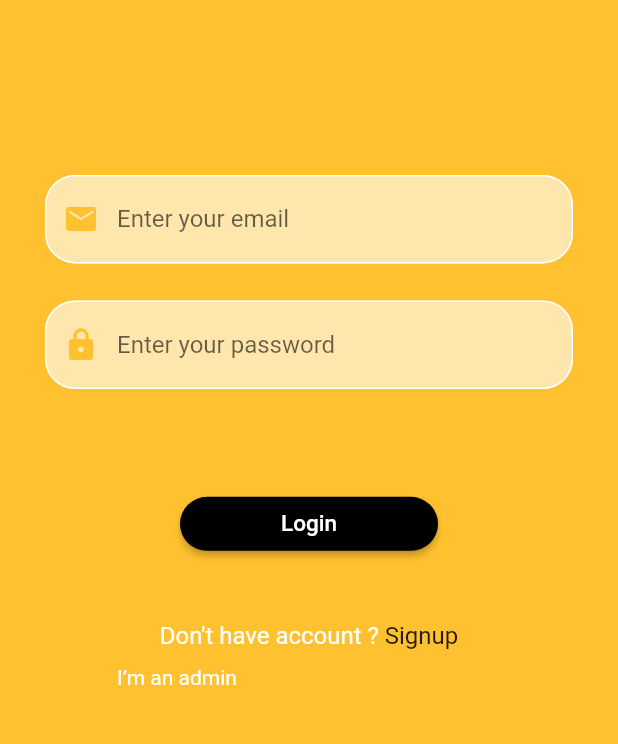
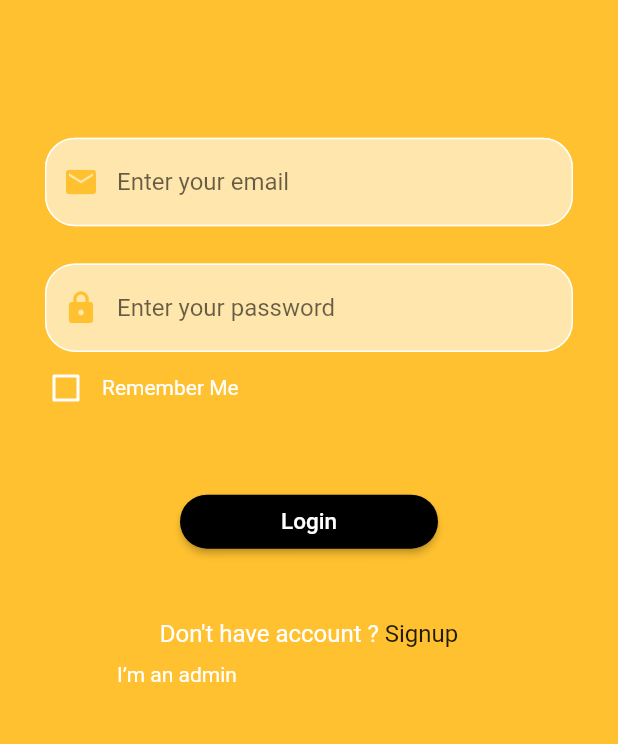
Before and after one commit to mohamedamousa153/buy_it, a Flutter app: the screen it shows after launch, on a phone screen of 412 x 824 dp, the part 338-1082 px from its top. Run offline on Flutter 3.47's test engine with Material 2 defaults, Android fonts, the phone set to English and light mode, and no system bars; drawn by our look-alikes of modal_progress_hud_nsn; our stand-ins replace cloud_firestore, firebase_auth, firebase_core, shared_preferences; accounts and stored records are empty.

Commit message:
Finishing the rest of the app

```diff
--- a/lib/constans.dart
+++ b/lib/constans.dart
@@ -18,3 +18,4 @@ const kOrders = "orders";
 const kOrderDetails = 'orderDetails';
 const kTotalPrice = "totalPrice";
 const kAddress = "address";
+const kIsRememberMe = "isRememberMe";
--- a/lib/main.dart
+++ b/lib/main.dart
@@ -1,13 +1,16 @@
 import 'package:firebase_core/firebase_core.dart';
 import 'package:flutter/material.dart';
 import 'package:provider/provider.dart';
+import 'package:shared_preferences/shared_preferences.dart';
 import 'package:shop/Provider/adminMode.dart';
 import 'package:shop/Provider/modelHud.dart';
+import 'package:shop/constans.dart';
 import 'package:shop/screens/admin/addProduct.dart';
 import 'package:shop/screens/admin/adminhome.dart';
 import 'package:shop/screens/admin/editProduct.dart';
 import 'package:shop/screens/admin/manageProduct.dart';
 import 'package:shop/screens/admin/odersScreen.dart';
+import 'package:shop/screens/admin/orderDetails.dart';
 import 'package:shop/screens/user/cartScreen.dart';
 import 'package:shop/screens/user/homePage.dart';
 import 'package:shop/screens/loginScreen.dart';
@@ -25,6 +28,18 @@ Future<void> main() async {
 class MyApp extends StatelessWidget {
   @override
   Widget build(BuildContext context) {
+    bool isUserLoggedIn = false;
+
+    return FutureBuilder<SharedPreferences>(
+        future: SharedPreferences.getInstance(),
+        builder: (context, snapshot) {
+          if (!snapshot.hasData) {
+            return MaterialApp(
+                home: Scaffold(
+              body: Center(child: Text("Loading....")),
+            ));
+          } else {
+            isUserLoggedIn = snapshot.data!.getBool(kIsRememberMe) ?? false;
             return MultiProvider(
               providers: [
                 ChangeNotifierProvider<ModelHUd>(
@@ -43,8 +58,9 @@ class MyApp extends StatelessWidget {
                 theme: ThemeData(
                   primarySwatch: Colors.blue,
                 ),
-        initialRoute: LoginScreen.id,
+                initialRoute: isUserLoggedIn ? HomePage.id : LoginScreen.id,
                 routes: {
+                  OrderDetails.id: (context) => OrderDetails(),
                   OrdersScreen.id: (context) => OrdersScreen(),
                   CartScreen.id: (context) => CartScreen(),
                   ProductInfo.id: (context) => ProductInfo(),
@@ -59,4 +75,6 @@ class MyApp extends StatelessWidget {
               ),
             );
           }
+        });
   }
+}
--- a/lib/models/order.dart
+++ b/lib/models/order.dart
@@ -1,9 +1,11 @@
 import 'package:flutter/cupertino.dart';
 
 class Order {
+  String? documentId;
   int? totalPrice;
   String? address;
   Order({
+    @required this.documentId,
     @required this.totalPrice,
     @required this.address,
   });
--- a/lib/models/product.dart
+++ b/lib/models/product.dart
@@ -2,7 +2,7 @@ class Product {
   String pName;
   String pPrice;
   String pLocation;
-  String pDescription;
+  String? pDescription;
   String pCategory;
   String? pID;
   int? pQuantity;
@@ -12,7 +12,7 @@ class Product {
       this.pQuantity,
       required this.pName,
       required this.pCategory,
-      required this.pDescription,
+      this.pDescription,
       required this.pLocation,
       required this.pPrice});
 }
--- a/lib/screens/loginScreen.dart
+++ b/lib/screens/loginScreen.dart
@@ -5,6 +5,7 @@ import 'package:flutter/material.dart';
 import "package:flutter/services.dart";
 import 'package:modal_progress_hud_nsn/modal_progress_hud_nsn.dart';
 import 'package:provider/provider.dart';
+import 'package:shared_preferences/shared_preferences.dart';
 import 'package:shop/Provider/adminMode.dart';
 import 'package:shop/Provider/modelHud.dart';
 import 'package:shop/constans.dart';
@@ -27,6 +28,7 @@ class _LoginScreenState extends State<LoginScreen> {
   bool isAdmin = false;
   final _auth = Auth();
   final adminpassword = "admin1234";
+  bool? isRememberMe = false;
   String? _email, _password;
 
   @override
@@ -64,7 +66,7 @@ class _LoginScreenState extends State<LoginScreen> {
                   ),
                 ),
               ),
-              SizedBox(height: heigth * .13),
+              SizedBox(height: heigth * .1),
               CustomTextField(
                 hint: 'Enter your email',
                 icon: Icons.email,
@@ -80,7 +82,30 @@ class _LoginScreenState extends State<LoginScreen> {
                   _password = value;
                 },
               ),
-              SizedBox(height: heigth * .08),
+              Padding(
+                padding: EdgeInsets.symmetric(horizontal: 20),
+                child: Row(
+                  children: [
+                    Theme(
+                      data: ThemeData(unselectedWidgetColor: Colors.white),
+                      child: Checkbox(
+                          checkColor: KSecondaryColor,
+                          activeColor: KMainColor,
+                          value: isRememberMe,
+                          onChanged: (value) {
+                            setState(() {
+                              isRememberMe = value;
+                            });
+                          }),
+                    ),
+                    Text(
+                      "Remember Me",
+                      style: TextStyle(color: Colors.white),
+                    )
+                  ],
+                ),
+              ),
+              SizedBox(height: heigth * .05),
               Padding(
                 padding: const EdgeInsets.symmetric(horizontal: 120.0),
                 child: MaterialButton(
@@ -88,6 +113,9 @@ class _LoginScreenState extends State<LoginScreen> {
                     borderRadius: BorderRadius.circular(20),
                   ),
                   onPressed: () {
+                    if (isRememberMe == true) {
+                      keepUserLoginIn();
+                    }
                     _validate(context);
                   },
                   color: Colors.black,
@@ -203,4 +231,10 @@ class _LoginScreenState extends State<LoginScreen> {
     }
     modelhud.changeisLoading(false);
   }
+
+  void keepUserLoginIn() async {
+    final SharedPreferences sharedPreferences =
+        await SharedPreferences.getInstance();
+    sharedPreferences.setBool(kIsRememberMe, true);
+  }
 }
--- a/lib/screens/user/productInfo.dart
+++ b/lib/screens/user/productInfo.dart
@@ -72,7 +72,7 @@ class _ProductInfoState extends State<ProductInfo> {
                             height: 10,
                           ),
                           Text(
-                            product.pDescription,
+                            product.pDescription!,
                             style: TextStyle(
                                 fontSize: 16, fontWeight: FontWeight.w800),
                           ),
--- a/lib/services/auth.dart
+++ b/lib/services/auth.dart
@@ -1,4 +1,3 @@
-
 import 'package:firebase_auth/firebase_auth.dart';
 
 class Auth {
@@ -20,5 +19,7 @@ class Auth {
     return authResult;
   }
 
-
+  Future<void> signOut() {
+    return _auth.signOut();
+  }
 }
```
Also changed, not shown: lib/screens/admin/odersScreen.dart (+85 -12 lines), lib/screens/admin/orderDetails.dart (added, +77 -0 lines), lib/screens/user/homePage.dart (+14 -7 lines), lib/services/store.dart (+10 -1 lines), pubspec.yaml (+5 -38 lines), pubspec.lock, 3 other files. Lines whose indentation alone changed are shown as unchanged.
